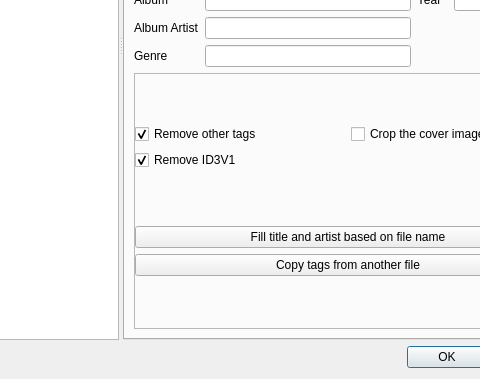
Before: the Qt Designer form ui/edit_tags_dialog.ui in divers0/ted, drawn with Qt 5; both pictures show x 106 to 586 and y 261 to 640 of the 690 by 640 pixel window.
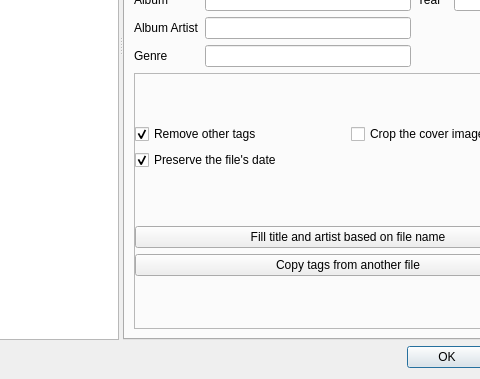
After: the same form once the commit is applied.

Commit message: added the preserve file time checkbox and implemented its functionality

```diff
--- a/ui/edit_tags_dialog.ui
+++ b/ui/edit_tags_dialog.ui
@@ -263,7 +263,7 @@
              <item row="1" column="0">
               <widget class="QCheckBox" name="remove_v1_checkbox">
                <property name="text">
-                <string>Remove ID3V1</string>
+                <string>Preserve the file's date</string>
                </property>
                <property name="checked">
                 <bool>true</bool>
```
Left out of the diff: 4 changed lines with no effect on the pictures. The commit also changes 2 other files.
